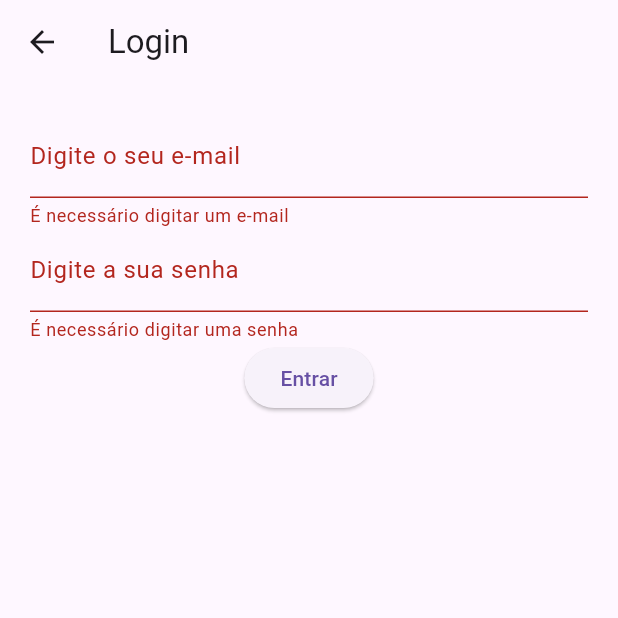
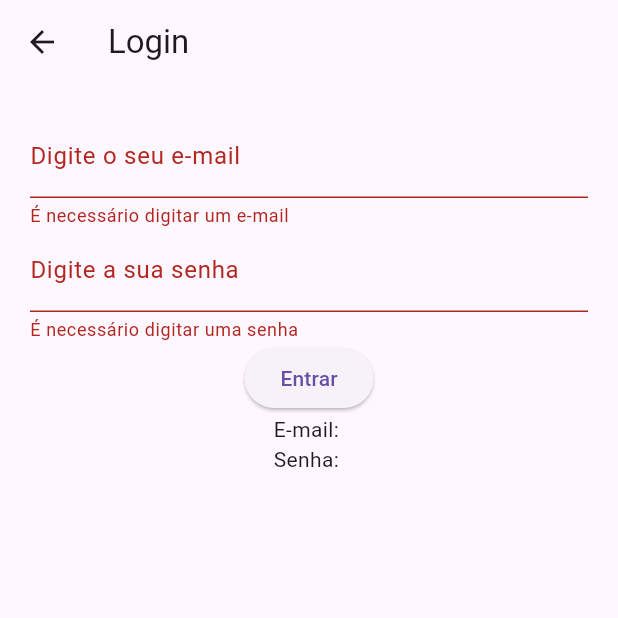
Before and after one commit to Henricknen/Flutter, a Flutter app: the LoginPage screen opened by its route, after a tap on "Entrar", on a phone screen of 412 x 824 dp, the top half of it. Run offline on Flutter 3.47's test engine with Material 3 defaults, Android fonts, the phone set to English and light mode, and no system bars.

Commit message:
'salvando'_dados_do_formulario

```diff
--- a/tela_de_login/lib/src/login.dart
+++ b/tela_de_login/lib/src/login.dart
@@ -1,12 +1,15 @@
 import 'package:flutter/material.dart';
 
-class LoginPage extends StatefulWidget { // Tela precisa ser 'StatefulWidget' por causa do formulário
+class LoginPage extends StatefulWidget {
   @override
   _LoginPage createState() => _LoginPage();
 }
 
 class _LoginPage extends State<LoginPage> {
   final _formKey = GlobalKey<FormState>();
+
+  String email = '';    // que  salvará email iniciando vazia
+  String senha = '';
 
   @override
   Widget build(BuildContext context) {
@@ -22,7 +25,7 @@ class _LoginPage extends State<LoginPage> {
             children: <Widget>[
               TextFormField(
                 decoration: InputDecoration(
-                  labelText: 'Digite o seu e-mail'
+                  labelText: 'Digite o seu e-mail',
                 ),
                 validator: (value) {
                   if (value?.isEmpty ?? true) {
@@ -30,30 +33,41 @@ class _LoginPage extends State<LoginPage> {
                   }
                   return null;
                 },
+                onSaved: (txt) {    // Corrigido o tipo de parâmetro
+                  email = txt ?? ''; // Salva o valor do email
+                },
               ),
+
               TextFormField(
                 obscureText: true,      // 'obscueText' oculta a senha
                 decoration: InputDecoration(
                   labelText: 'Digite a sua senha',
                 ),
                 validator: (value) {
-                  if (value.isEmpty) {      // se senha estiver vazia
+                  if (value?.isEmpty ?? true) {      // se senha estiver vazia
                     return 'É necessário digitar uma senha';
                   }
-                  if (value?.length ?? 0 < 4) {
+                  if ((value?.length ?? 0) < 4) {     // verifica o comprimento da senha
                     return 'Senha é muito curta. (digite pelo menos 4 caracteres)';
                   }
                   return null;
                 },
+                onSaved: (txt) {
+                  senha = txt ?? '';    // salva o valor da senha
+                },
               ),
+
               ElevatedButton(
                 child: Text('Entrar'),
                 onPressed: () {
                   if (_formKey.currentState?.validate() ?? false) {
+                    _formKey.currentState?.save();   // salva o formulário
 
-                }
+                  }
                 },
               ),
+              Text('E-mail: $email'),
+              Text('Senha: $senha')
             ],
           ),
         ),
```
